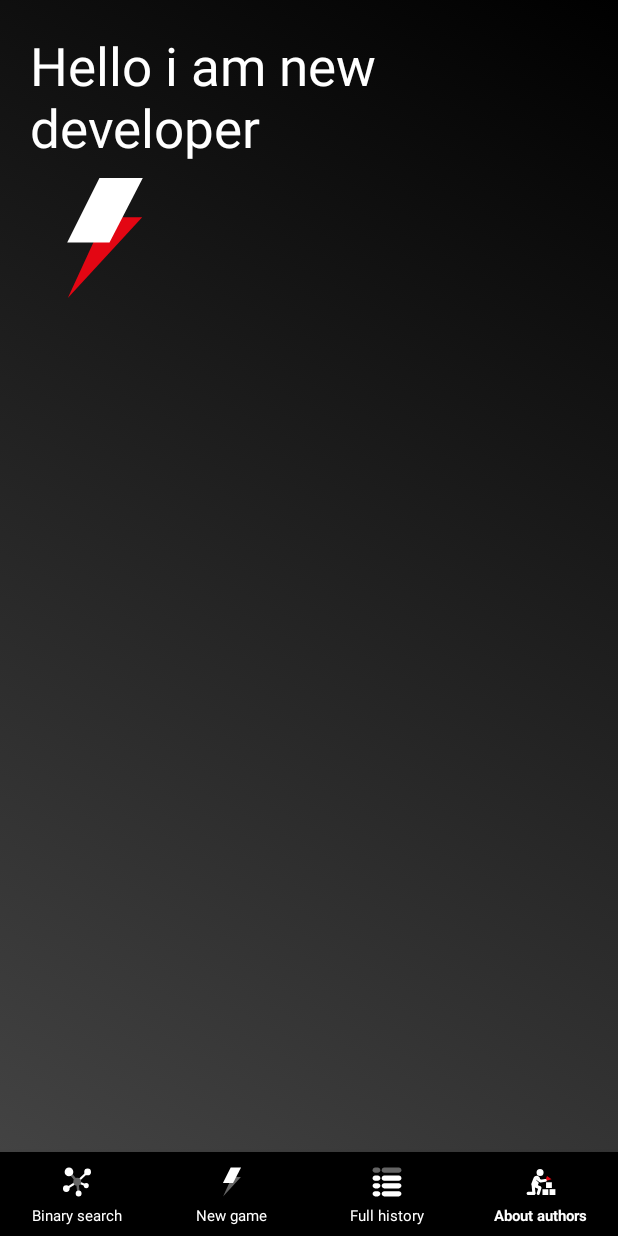
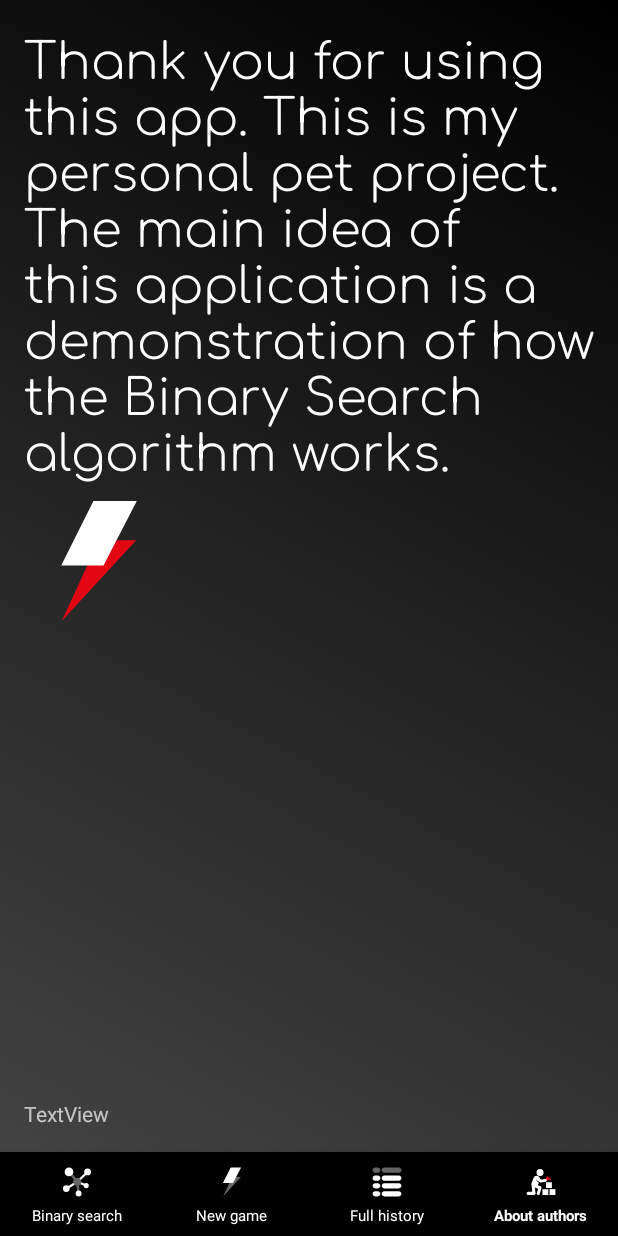
Before and after one commit to K2D2021/K2DBinarySearch, an Android app: the screen it shows after launch (MainActivity), item 4 of the bottom bar chosen, on a phone screen of 412 x 824 dp. Run offline under Robolectric (Android 15) with nearby library versions, the phone set to English and light mode, and no system bars; our stand-ins replace Room's generated code.

Commit message:
Renamed drawable. Change bottom padding. Use constraint layout instead linear layout in fragment_other.xml

```diff
--- a/app/src/main/res/drawable/game_selector.xml
+++ b/app/src/main/res/drawable/game_selector.xml
@@ -1,5 +1,5 @@
 <?xml version="1.0" encoding="utf-8"?>
 <selector xmlns:android="http://schemas.android.com/apk/res/android">
-    <item android:drawable="@drawable/ic_gameiconred" android:state_checked="true" />
+    <item android:drawable="@drawable/ic_game_icon_red" android:state_checked="true" />
     <item android:drawable="@drawable/ic_gameiconwhite" android:state_checked="false" />
 </selector>
--- a/app/src/main/res/layout/fragment_history.xml
+++ b/app/src/main/res/layout/fragment_history.xml
@@ -49,6 +49,7 @@
             android:layout_height="wrap_content"
             android:fontFamily="@font/comfortaa_light"
             android:text="@string/clear_history"
+            android:layout_marginBottom="16dp"
             android:textAllCaps="false"
             android:textSize="12pt" />
     </LinearLayout>
--- a/app/src/main/res/layout/fragment_other.xml
+++ b/app/src/main/res/layout/fragment_other.xml
@@ -1,32 +1,48 @@
 <?xml version="1.0" encoding="utf-8"?>
 <FrameLayout xmlns:android="http://schemas.android.com/apk/res/android"
     xmlns:tools="http://schemas.android.com/tools"
+    xmlns:app="http://schemas.android.com/apk/res-auto"
     android:id="@+id/other_frame_background"
     android:layout_width="match_parent"
     android:layout_height="match_parent"
     android:background="@drawable/gradient_list"
-    android:padding="20dp"
     tools:context=".fragments.OtherFragment">
 
-    <LinearLayout
+    <androidx.constraintlayout.widget.ConstraintLayout
         android:layout_width="match_parent"
         android:layout_height="match_parent"
-        android:orientation="vertical"
-        tools:ignore="UseCompoundDrawables,UselessParent">
+        android:paddingLeft="16dp"
+        android:paddingTop="10dp"
+        android:paddingRight="16dp">
 
         <TextView
+            android:id="@+id/textView5"
             android:layout_width="match_parent"
             android:layout_height="wrap_content"
+            android:fontFamily="@font/comfortaa_light"
             android:text="@string/about_us_text"
             android:textColor="@color/white"
-            android:textSize="16pt" />
+            android:textSize="15pt"
+            app:layout_constraintTop_toTopOf="parent" />
+
 
         <ImageView
             android:id="@+id/imageV"
             android:layout_width="100dp"
             android:layout_height="100dp"
-            android:background="@drawable/ic_gameiconred"
-            android:contentDescription="@string/demo_animation" />
-    </LinearLayout>
+            android:background="@drawable/ic_game_icon_red"
+            android:contentDescription="@string/demo_animation"
+            app:layout_constraintHorizontal_bias="0.0"
+            app:layout_constraintStart_toStartOf="parent"
+            app:layout_constraintEnd_toEndOf="parent"
+            app:layout_constraintTop_toBottomOf="@+id/textView5" />
 
+        <TextView
+            android:id="@+id/textView4"
+            android:layout_width="match_parent"
+            android:layout_height="wrap_content"
+            android:text="TextView"
+            android:layout_marginBottom="16dp"
+            app:layout_constraintBottom_toBottomOf="parent"/>
+    </androidx.constraintlayout.widget.ConstraintLayout>
 </FrameLayout>
--- a/app/src/main/res/values/strings.xml
+++ b/app/src/main/res/values/strings.xml
@@ -1,27 +1,28 @@
 <resources>
+    <string name="about_authors">About authors</string>
+    <string name="about_us_text">Thank you for using this app. This is my personal pet project. The main idea of this application is a demonstration of how the "Binary Search" algorithm works.</string>
     <string name="app_name">K2DBinarySearch</string>
-    <string name="about_authors">About authors</string>
+    <string name="be_better">failed. I will be better next time.</string>
+    <string name="big">It bigger</string>
     <string name="binary_search">Binary search</string>
+    <string name="broke_something">! You broke something! You are bad!</string>
+    <string name="clear_history">Clear history</string>
+    <string name="date">Date</string>
+    <string name="demo_animation">New game icon. Decoration element for demonstration animation</string>
+    <string name="first_button">Lets play</string>
+    <string name="first_text">This is a simple app for demonstration how binary search works. Please imagine a number from zero to one million and this app try to ques it for 20 attempts or less.</string>
     <string name="full_history">Full history</string>
+    <string name="i_knew_it_was">I knew it was</string>
+    <string name="is_it_that_number">Is it</string>
+    <string name="it_is">It is</string>
+    <string name="less">It less</string>
     <string name="new_game">New game</string>
-    <string name="is_it_that_number">Is it</string>
+    <string name="number">Number</string>
+    <string name="o_no_it_is_attempt">O no! It is attempt</string>
     <string name="ok_attempt">OK. Attempt</string>
-    <string name="be_better">failed. I will be better next time.</string>
-    <string name="o_no_it_is_attempt">O no! It is attempt</string>
-    <string name="broke_something">! You broke something! You are bad!</string>
-    <string name="i_knew_it_was">I knew it was</string>
+    <string name="randomNumber_text">You can try guess</string>
     <string name="soft_human">! You soft human! Ha! Only</string>
+    <string name="todo">TODO</string>
     <string name="tries_ha_ha">tries! Ha! Ha! Ha!</string>
-    <string name="less">It less</string>
-    <string name="big">It bigger</string>
-    <string name="it_is">It is</string>
-    <string name="date">Date</string>
-    <string name="number">Number</string>
-    <string name="todo">TODO</string>
-    <string name="clear_history">Clear history</string>
-    <string name="first_text">This is a simple app for demonstration how binary search works. Please imagine a number from zero to one million and this app try to ques it for 20 attempts or less.</string>
-    <string name="first_button">Lets play</string>
-    <string name="about_us_text">Hello i am new developer</string>
-    <string name="demo_animation">New game icon. Decoration element for demonstration animation</string>
-    <string name="randomNumber_text">You can try guess</string>
+    <string name="youCanTryGuess">You can try guess 100000</string>
 </resources>
```
Also changed, not shown: app/src/main/res/drawable/ic_game_icon_red.xml (renamed from app/src/main/res/drawable/ic_gameiconred.xml).
